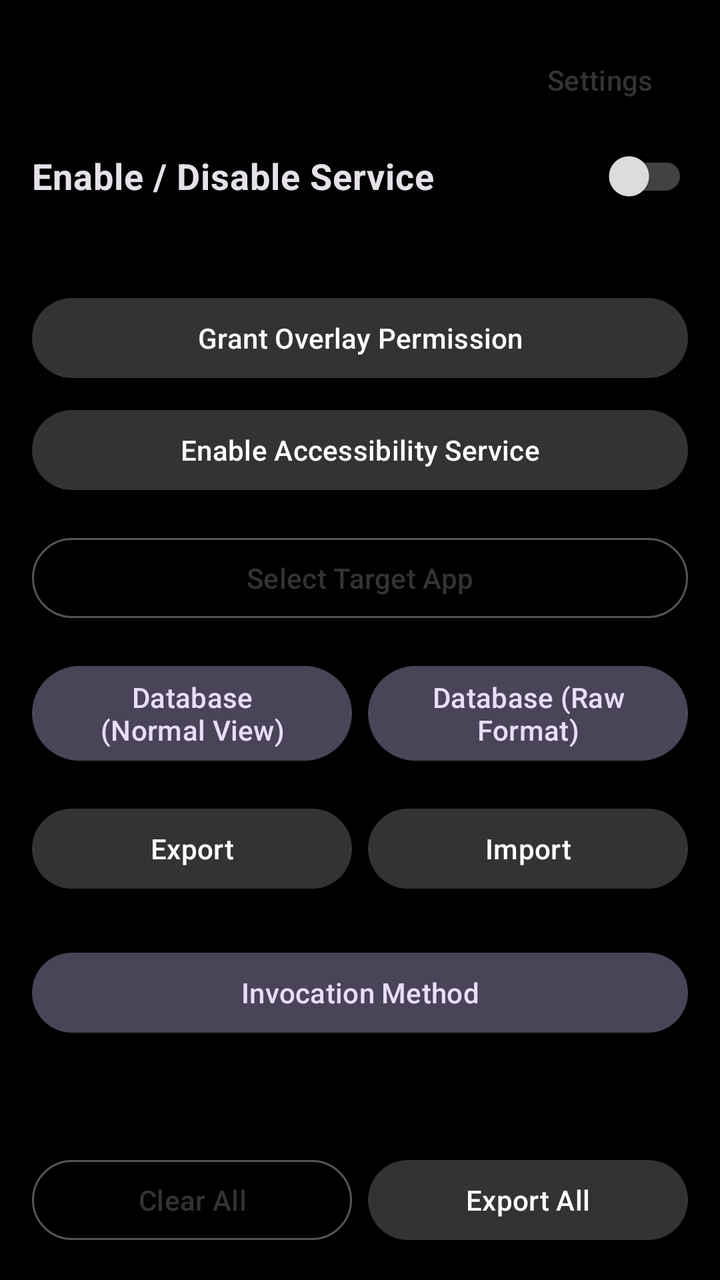
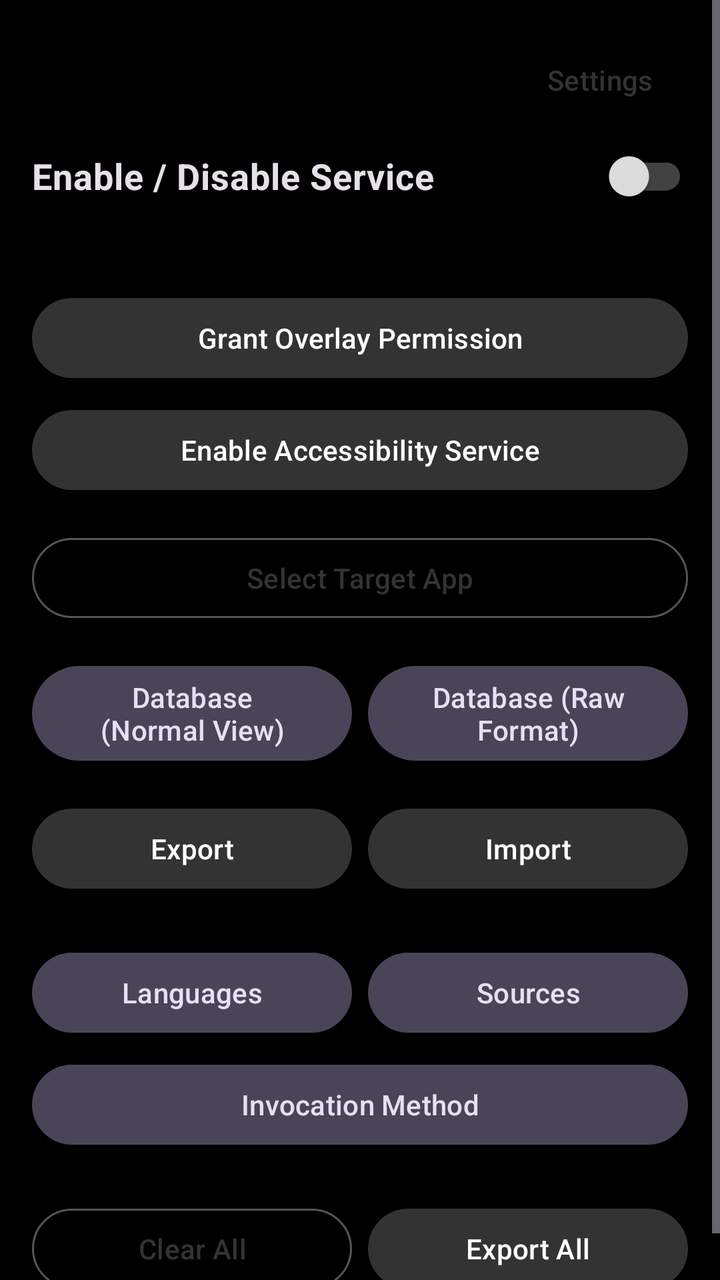

Compare the two renders of this Android layout. The source of the first and the diff that turns it into the second are given below.
<!-- AndroidManifest.xml: application theme Theme.AnEn -->
<!-- res/layout/activity_main.xml -->
<?xml version="1.0" encoding="utf-8"?>
<ScrollView xmlns:android="http://schemas.android.com/apk/res/android"
    xmlns:app="http://schemas.android.com/apk/res-auto"
    android:layout_width="match_parent"
    android:layout_height="match_parent"
    android:fillViewport="true">

    <LinearLayout
        android:layout_width="match_parent"
        android:layout_height="wrap_content"
        android:orientation="vertical"
        android:padding="16dp">

        
        <LinearLayout
            android:layout_width="match_parent"
            android:layout_height="wrap_content"
            android:gravity="end"
            android:orientation="horizontal">

            <com.google.android.material.button.MaterialButton
                android:id="@+id/btnSettings"
                style="@style/Widget.Material3.Button.TextButton"
                android:layout_width="wrap_content"
                android:layout_height="wrap_content"
                android:text="@string/btn_settings" />
        </LinearLayout>

        <com.google.android.material.switchmaterial.SwitchMaterial
            android:id="@+id/switchService"
            android:layout_width="match_parent"
            android:layout_height="wrap_content"
            android:text="@string/service_toggle_label"
            android:textSize="18sp"
            android:textStyle="bold"
            app:thumbTint="@color/switch_thumb"
            app:trackTint="@color/switch_track" />

        <View
            android:layout_width="match_parent"
            android:layout_height="1dp"
            android:layout_marginTop="16dp"
            android:layout_marginBottom="16dp"
            android:background="?attr/colorControlNormal" />

        
        <com.google.android.material.button.MaterialButton
            android:id="@+id/btnOverlayPermission"
            android:layout_width="match_parent"
            android:layout_height="wrap_content"
            android:text="@string/btn_grant_overlay"
            android:layout_marginBottom="8dp" />

        <com.google.android.material.button.MaterialButton
            android:id="@+id/btnAccessibilityPermission"
            android:layout_width="match_parent"
            android:layout_height="wrap_content"
            android:text="@string/btn_grant_accessibility"
            android:layout_marginBottom="16dp" />

        
        <com.google.android.material.button.MaterialButton
            android:id="@+id/btnSelectApp"
            style="@style/Widget.Material3.Button.OutlinedButton"
            android:layout_width="match_parent"
            android:layout_height="wrap_content"
            android:text="@string/btn_select_app"
            android:layout_marginBottom="16dp" />

        
        <LinearLayout
            android:layout_width="match_parent"
            android:layout_height="wrap_content"
            android:orientation="horizontal"
            android:layout_marginBottom="16dp">

            <com.google.android.material.button.MaterialButton
                android:id="@+id/btnDbNormal"
                style="@style/Widget.Material3.Button.TonalButton"
                android:layout_width="0dp"
                android:layout_height="wrap_content"
                android:layout_weight="1"
                android:layout_marginEnd="4dp"
                android:text="@string/btn_db_normal" />

            <com.google.android.material.button.MaterialButton
                android:id="@+id/btnDbRaw"
                style="@style/Widget.Material3.Button.TonalButton"
                android:layout_width="0dp"
                android:layout_height="wrap_content"
                android:layout_weight="1"
                android:layout_marginStart="4dp"
                android:text="@string/btn_db_raw" />
        </LinearLayout>

        
        <LinearLayout
            android:layout_width="match_parent"
            android:layout_height="wrap_content"
            android:orientation="horizontal"
            android:layout_marginBottom="24dp">

            <com.google.android.material.button.MaterialButton
                android:id="@+id/btnExport"
                android:layout_width="0dp"
                android:layout_height="wrap_content"
                android:layout_weight="1"
                android:layout_marginEnd="4dp"
                android:text="@string/btn_export" />

            <com.google.android.material.button.MaterialButton
                android:id="@+id/btnImport"
                android:layout_width="0dp"
                android:layout_height="wrap_content"
                android:layout_weight="1"
                android:layout_marginStart="4dp"
                android:text="@string/btn_import" />
        </LinearLayout>

        
        <com.google.android.material.button.MaterialButton
            android:id="@+id/btnInvocationMethod"
            style="@style/Widget.Material3.Button.TonalButton"
            android:layout_width="match_parent"
            android:layout_height="wrap_content"
            android:layout_marginBottom="24dp"
            android:text="@string/btn_invocation_method" />

        <Space
            android:layout_width="match_parent"
            android:layout_height="0dp"
            android:layout_weight="1" />



        
        <LinearLayout
            android:layout_width="match_parent"
            android:layout_height="wrap_content"
            android:orientation="horizontal">

            <com.google.android.material.button.MaterialButton
                android:id="@+id/btnClearAll"
                style="@style/Widget.Material3.Button.OutlinedButton"
                android:layout_width="0dp"
                android:layout_height="wrap_content"
                android:layout_weight="1"
                android:layout_marginEnd="4dp"
                android:text="@string/btn_clear_all" />

            <com.google.android.material.button.MaterialButton
                android:id="@+id/btnExportAll"
                android:layout_width="0dp"
                android:layout_height="wrap_content"
                android:layout_weight="1"
                android:layout_marginStart="4dp"
                android:text="@string/btn_export_all" />
        </LinearLayout>

    </LinearLayout>
</ScrollView>
<!-- resources referenced by this layout -->
<resources>
  <string name="btn_clear_all">Clear All</string>
  <string name="btn_db_normal">Database (Normal View)</string>
  <string name="btn_db_raw">Database (Raw Format)</string>
  <string name="btn_export">Export</string>
  <string name="btn_export_all">Export All</string>
  <string name="btn_grant_accessibility">Enable Accessibility Service</string>
  <string name="btn_grant_overlay">Grant Overlay Permission</string>
  <string name="btn_import">Import</string>
  <string name="btn_invocation_method">Invocation Method</string>
  <string name="btn_select_app">Select Target App</string>
  <string name="btn_settings">Settings</string>
  <string name="service_toggle_label">Enable / Disable Service</string>
  <style name="Theme.AnEn" parent="Theme.Material3.Dark.NoActionBar">
          <item name="colorPrimary">@color/mono_primary</item>
          <item name="colorOnPrimary">@color/white</item>
          <item name="colorSecondary">@color/mono_secondary</item>
          <item name="colorOnSecondary">@color/white</item>
          <item name="colorTertiary">@color/mono_secondary</item>
          <item name="colorSurface">@color/mono_surface</item>
          <item name="colorOnSurface">@color/white</item>
          <item name="colorSurfaceVariant">@color/mono_primary</item>
          <item name="colorOnSurfaceVariant">@color/white</item>
          <item name="colorOutline">@color/mono_secondary</item>
          <item name="android:windowBackground">@color/mono_bg</item>
      </style>
  <color name="mono_primary">#333333</color>
  <color name="white">#FFFFFFFF</color>
  <color name="mono_secondary">#555555</color>
  <color name="mono_surface">#1E1E1E</color>
  <color name="mono_bg">#000000</color>
</resources>

<!-- the commit's change to res/layout/activity_main.xml (unified diff, before → after) -->
@@ -118,6 +118,32 @@
         </LinearLayout>
 
         
+        <LinearLayout
+            android:layout_width="match_parent"
+            android:layout_height="wrap_content"
+            android:orientation="horizontal"
+            android:layout_marginBottom="8dp">
+
+            <com.google.android.material.button.MaterialButton
+                android:id="@+id/btnLanguages"
+                style="@style/Widget.Material3.Button.TonalButton"
+                android:layout_width="0dp"
+                android:layout_height="wrap_content"
+                android:layout_weight="1"
+                android:layout_marginEnd="4dp"
+                android:text="Languages" />
+
+            <com.google.android.material.button.MaterialButton
+                android:id="@+id/btnSources"
+                style="@style/Widget.Material3.Button.TonalButton"
+                android:layout_width="0dp"
+                android:layout_height="wrap_content"
+                android:layout_weight="1"
+                android:layout_marginStart="4dp"
+                android:text="Sources" />
+        </LinearLayout>
+
+        
         <com.google.android.material.button.MaterialButton
             android:id="@+id/btnInvocationMethod"
             style="@style/Widget.Material3.Button.TonalButton"
